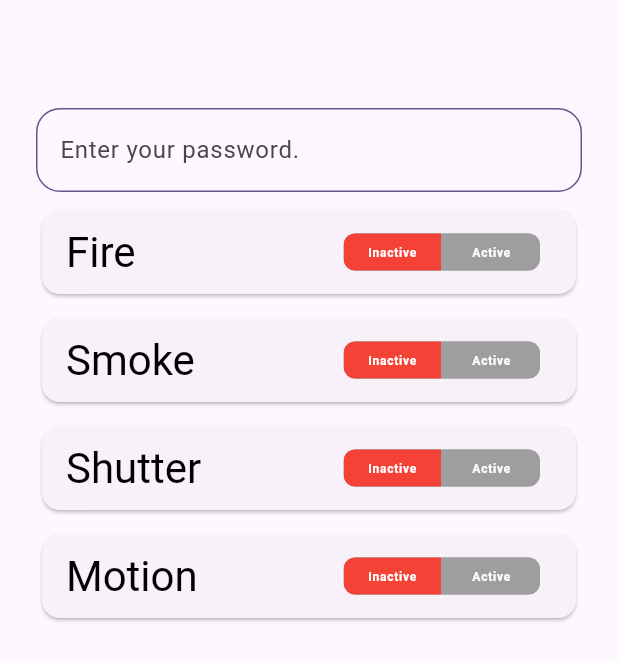
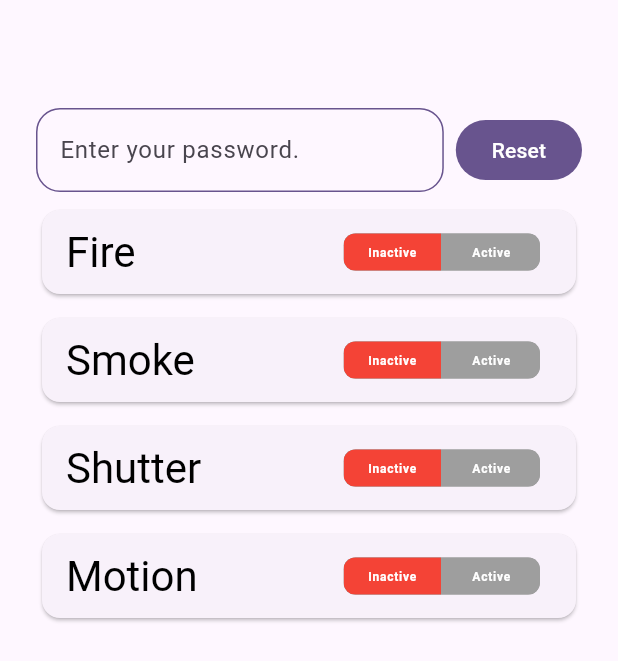
Before and after one commit to shaheen-singularity/commando_test_app, a Flutter app: the screen it shows after launch, on a phone screen of 412 x 824 dp. Shown: the top 661 px of the screen. Run offline on Flutter 3.47's test engine with Material 3 defaults, Android fonts, the light colour scheme and no system bars; drawn by our look-alikes of oktoast, toggle_switch; our stand-ins replace dio, gap, get.

Commit message:
reset function implemented

```diff
--- a/lib/home/repository/repository.dart
+++ b/lib/home/repository/repository.dart
@@ -1,3 +1,4 @@
 abstract class Repository{
   Future onUpdate(int id, String type, int value);
+  Future onReset(int id);
 }
--- a/lib/home/screen/home_screen.dart
+++ b/lib/home/screen/home_screen.dart
@@ -1,3 +1,4 @@
+import 'package:commando_test_app/core/utils/resource_ui_state.dart';
 import 'package:commando_test_app/core/view/app_toast.dart';
 import 'package:commando_test_app/home/controller/home_controller.dart';
 import 'package:flutter/material.dart';
@@ -17,14 +18,18 @@ class HomeScreen extends StatelessWidget {
         init: HomeController(),
         builder: (controller) {
           return Scaffold(
-            body: Padding(
+              body: Obx(
+            () => Padding(
               padding: const EdgeInsets.all(8.0),
               child: Padding(
                 padding: const EdgeInsets.symmetric(horizontal: 16),
                 child: Column(
                   children: [
                     const Gap(64),
-                    TextFormField(
+                    Row(
+                      children: [
+                        Expanded(
+                          child: TextFormField(
                             controller: controller.regNumberController,
                             onChanged: (value) {
                               controller.regNumber(int.parse(value));
@@ -34,21 +39,40 @@ class HomeScreen extends StatelessWidget {
                               contentPadding: const EdgeInsets.symmetric(
                                   vertical: 16.0, horizontal: 12.0),
                               border: const OutlineInputBorder(
-                          borderRadius: BorderRadius.all(Radius.circular(16.0)),
+                                borderRadius:
+                                    BorderRadius.all(Radius.circular(16.0)),
                               ),
                               enabledBorder: OutlineInputBorder(
-                          borderSide:
-                              BorderSide(color: colorScheme.primary, width: 1.0),
-                          borderRadius:
-                              const BorderRadius.all(Radius.circular(16.0)),
+                                borderSide: BorderSide(
+                                    color: colorScheme.primary, width: 1.0),
+                                borderRadius: const BorderRadius.all(
+                                    Radius.circular(16.0)),
                               ),
                               focusedBorder: OutlineInputBorder(
-                          borderSide:
-                              BorderSide(color: colorScheme.primary, width: 2.0),
-                          borderRadius:
-                              const BorderRadius.all(Radius.circular(16.0)),
+                                borderSide: BorderSide(
+                                    color: colorScheme.primary, width: 2.0),
+                                borderRadius: const BorderRadius.all(
+                                    Radius.circular(16.0)),
                               ),
                             ),
+                          ),
+                        ),
+                        const Gap(8),
+                        Obx(
+                          () => FilledButton(
+                              onPressed: () {
+                                controller.regNumberController.clear();
+                                controller.onReset();
+                              },
+                              child: controller.resetState == Status.loading
+                                  ? const SizedBox(
+                                height: 20,
+                                width: 20,
+                                child: CircularProgressIndicator(color: Colors.white,strokeWidth: 3,),
+                              )
+                                  : const Text('Reset')),
+                        )
+                      ],
                     ),
                     const Gap(8),
                     Card(
@@ -88,7 +112,8 @@ class HomeScreen extends StatelessWidget {
                           curve: Curves.easeOut,
                           onToggle: (index) {
                             if (controller.regNumberController.text.isNum &&
-                                controller.regNumberController.text.isNotEmpty) {
+                                controller
+                                    .regNumberController.text.isNotEmpty) {
                               controller.value(index);
                               controller.sensorType('C');
                               controller.onUpdateFire();
@@ -138,7 +163,8 @@ class HomeScreen extends StatelessWidget {
                           curve: Curves.easeOut,
                           onToggle: (index) {
                             if (controller.regNumberController.text.isNum &&
-                                controller.regNumberController.text.isNotEmpty) {
+                                controller
+                                    .regNumberController.text.isNotEmpty) {
                               controller.value(index);
                               controller.sensorType('D');
                               controller.onUpdateSmoke();
@@ -188,7 +214,8 @@ class HomeScreen extends StatelessWidget {
                                   : false,
                           onToggle: (index) {
                             if (controller.regNumberController.text.isNum &&
-                                controller.regNumberController.text.isNotEmpty) {
+                                controller
+                                    .regNumberController.text.isNotEmpty) {
                               controller.value(index);
                               controller.sensorType('E');
                               controller.onUpdateShutter();
@@ -213,7 +240,8 @@ class HomeScreen extends StatelessWidget {
                             minWidth: 65,
                             minHeight: 25.0,
                             initialLabelIndex:
-                                controller.motionSensorUpdateStatus.value == true
+                                controller.motionSensorUpdateStatus.value ==
+                                        true
                                     ? 1
                                     : 0,
                             cornerRadius: 8.0,
@@ -233,7 +261,8 @@ class HomeScreen extends StatelessWidget {
                             // animate: true,
                             curve: Curves.easeOut,
                             changeOnTap:
-                                controller.motionSensorUpdateStatus.value == true
+                                controller.motionSensorUpdateStatus.value ==
+                                        true
                                     ? true
                                     : false,
                             onToggle: (index) {
@@ -244,7 +273,8 @@ class HomeScreen extends StatelessWidget {
                                 controller.sensorType('F');
                                 controller.onUpdateMotion();
                               } else {
-                                AppToast.showError("Please enter valid ID first");
+                                AppToast.showError(
+                                    "Please enter valid ID first");
                               }
                             },
                           )),
@@ -253,7 +283,7 @@ class HomeScreen extends StatelessWidget {
                 ),
               ),
             ),
-          );
+          ));
         });
   }
 }
```
Also changed, not shown: lib/home/controller/home_controller.dart (+18 -56 lines), lib/home/repository/repository_impl.dart (+11 -3 lines). Lines whose indentation alone changed are shown as unchanged.
